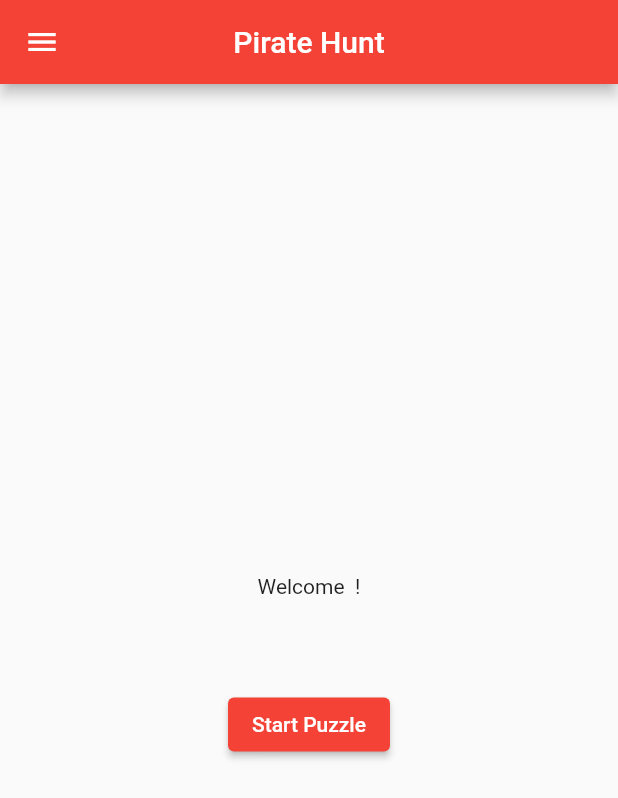
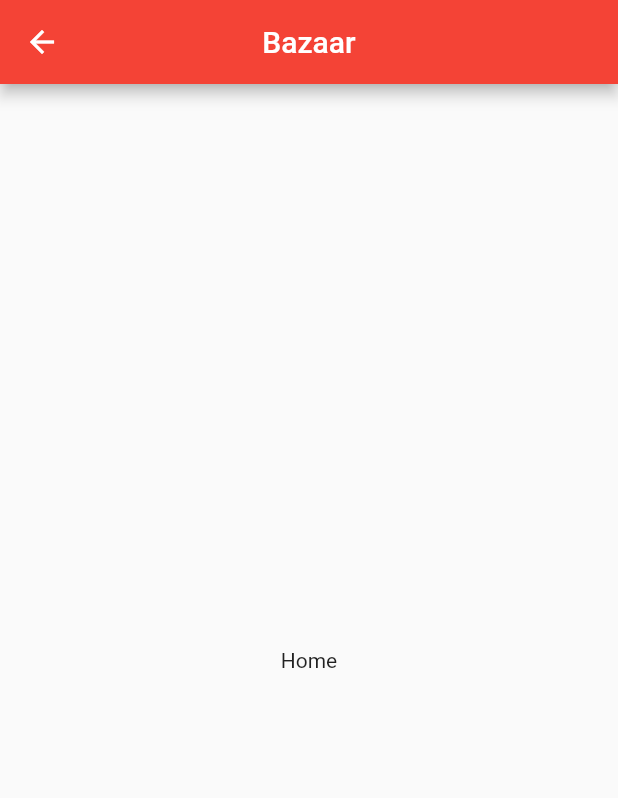
Before and after one commit to iamartyaa/eLitmus, a Flutter app: the HomeScreen screen opened directly, on a phone screen of 412 x 824 dp. Shown: the top 798 px of the screen. Run offline on Flutter 3.47's test engine with Material 2 defaults, Android fonts, the phone set to English and light mode, and no system bars; our stand-ins replace cloud_firestore, firebase_auth, firebase_core, fluttertoast; accounts and stored records are empty.

Commit message:
initial setup

```diff
--- a/lib/model/user_model.dart
+++ b/lib/model/user_model.dart
@@ -4,25 +4,22 @@ class UserModel {
   String? uid;
   String? email;
   String? userName;
-  int? score = 0;
 
-  UserModel({this.uid, this.email, this.userName,this.score});
+  UserModel({this.uid, this.email, this.userName});
 
-  factory UserModel.fromMap(map){
+  factory UserModel.fromMap(map) {
     return UserModel(
       uid: map['uid'],
       email: map['email'],
       userName: map['userName'],
-      score: map['score'],
     );
   }
 
   Map<String, dynamic> toMap() {
     return {
-      'uid' : uid,
+      'uid': uid,
       'email': email,
       'userName': userName,
-      'score': score,
     };
   }
 }
--- a/lib/screens/home_screen.dart
+++ b/lib/screens/home_screen.dart
@@ -3,10 +3,9 @@ import 'package:firebase_auth/firebase_auth.dart';
 import 'package:flutter/material.dart';
 import 'package:pirate_hunt/model/user_model.dart';
 import 'package:pirate_hunt/screens/login_screen.dart';
-import 'package:pirate_hunt/widgets/game.dart';
-import 'package:pirate_hunt/widgets/leaderboard.dart';
 
 class HomeScreen extends StatefulWidget {
+  static const routeName = '/home-screen';
   const HomeScreen({super.key});
 
   @override
@@ -16,7 +15,6 @@ class HomeScreen extends StatefulWidget {
 class _HomeScreenState extends State<HomeScreen> {
   User? user = FirebaseAuth.instance.currentUser;
   UserModel loggedInUser = UserModel();
-  int gameState = -1;
 
   @override
   void initState() {
@@ -37,106 +35,15 @@ class _HomeScreenState extends State<HomeScreen> {
   Widget build(BuildContext context) {
     return Scaffold(
       appBar: AppBar(
-        title: const Text('Pirate Hunt'),
+        title: const Text('Bazaar'),
         centerTitle: true,
+        leading: IconButton(onPressed: (){
+          logout(context);
+        }, icon: const Icon(Icons.arrow_back)),
       ),
-      drawer: Drawer(
-        child: ListView(
-          padding: const EdgeInsets.all(0),
-          children: [
-            DrawerHeader(
-              decoration: const BoxDecoration(
-                color: Colors.redAccent,
-              ),
-              child: Image.asset(
-                "assets/avatar.png",
-                fit: BoxFit.contain,
-              ),
-            ),
-            ListTile(
-              title: Text(
-                "Username : ${loggedInUser.userName}",
-                style: const TextStyle(
-                  color: Colors.black,
-                  fontWeight: FontWeight.w500,
-                ),
-              ),
-              onTap: () {
-                Navigator.pop(context);
-              },
-            ),
-            ListTile(
-              title: Text('Highest score: ${loggedInUser.score ?? 0}'),
-              onTap: () {
-                Navigator.pop(context);
-              },
-            ),
-            ActionChip(
-              backgroundColor: Colors.redAccent,
-              label: const Text(
-                "LogOut",
-                style: TextStyle(color: Colors.white),
-              ),
-              onPressed: () {
-                logout(context);
-              },
-            ),
-          ],
-        ),
+      body: const Center(
+        child: Text('Home'),
       ),
-      body: gameState < 0
-          ? Center(
-              child: Container(
-                child: Column(
-                  mainAxisAlignment: loggedInUser.score != 0
-                      ? MainAxisAlignment.start
-                      : MainAxisAlignment.center,
-                  children: [
-                    Padding(
-                      padding: const EdgeInsets.all(10),
-                      child: Text(
-                        'Welcome ${loggedInUser.userName} !',
-                      ),
-                    ),
-                    const SizedBox(
-                      height: 25,
-                    ),
-                    if (loggedInUser.score != 0)
-                      Container(
-                        height: 400,
-                          child: Column(
-                        children: [
-                          const Center(
-                              child: Text(
-                            'Leaderboard',
-                            style: TextStyle(
-                                fontSize: 24, fontWeight: FontWeight.w600),
-                          )),
-                          ExpenseList(),
-                        ],
-                      )),
-                    const SizedBox(
-                      height: 25,
-                    ),
-                    ElevatedButton(
-                      onPressed: () {
-                        setState(() {
-                          gameState = 0;
-                        });
-                      },
-                      child: Text(loggedInUser.score != 0
-                          ? 'Restart Puzzle'
-                          : 'Start Puzzle'),
-                    ),
-                  ],
-                ),
-              ),
-            )
-          : Game(
-              game: gameState,
-              name: loggedInUser.userName,
-              email: loggedInUser.email,
-              score: loggedInUser.score),
     );
   }
 
--- a/lib/screens/login_screen.dart
+++ b/lib/screens/login_screen.dart
@@ -5,6 +5,8 @@ import 'package:pirate_hunt/screens/signup_screen.dart';
 import 'package:firebase_auth/firebase_auth.dart';
 
 class LoginScreen extends StatefulWidget {
+
+  static const routeName = '/login-screen';
   const LoginScreen({super.key});
 
   @override
--- a/lib/screens/signup_screen.dart
+++ b/lib/screens/signup_screen.dart
@@ -8,6 +8,8 @@ import 'package:pirate_hunt/model/user_model.dart';
 import 'package:pirate_hunt/screens/home_screen.dart';
 
 class SignUpScreen extends StatefulWidget {
+
+  static const routeName = '/signup-screen';
   const SignUpScreen({super.key});
 
   @override
@@ -242,7 +244,6 @@ class _SignUpScreenState extends State<SignUpScreen> {
     userModel.email = user!.email;
     userModel.uid = user.uid ;
     userModel.userName = userNameController.text;
-    userModel.score = 0;
 
     await firebaseFirestore.collection("users").doc(user.uid)
     .set(userModel.toMap());
```
Also changed, not shown: lib/main.dart (+27 -2 lines), lib/model/questions.dart (deleted, +0 -111 lines), lib/screens/drop_screen.dart (added, +18 -0 lines), lib/widgets/game.dart (deleted, +0 -186 lines), lib/widgets/leaderboard.dart (deleted, +0 -26 lines).
